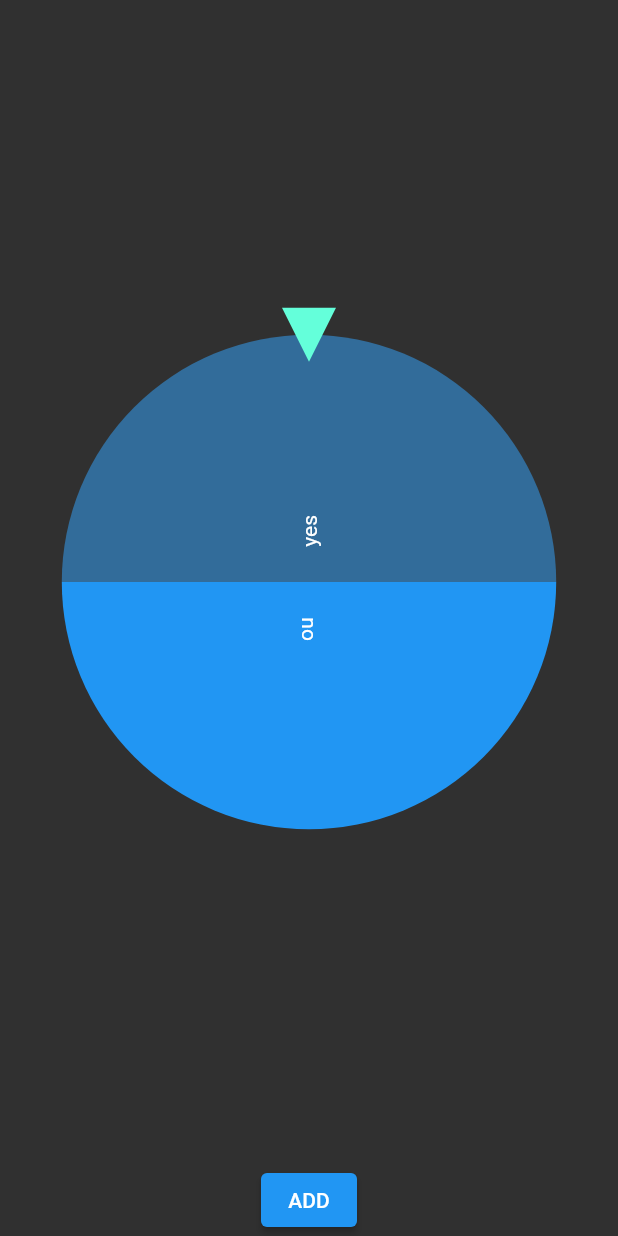
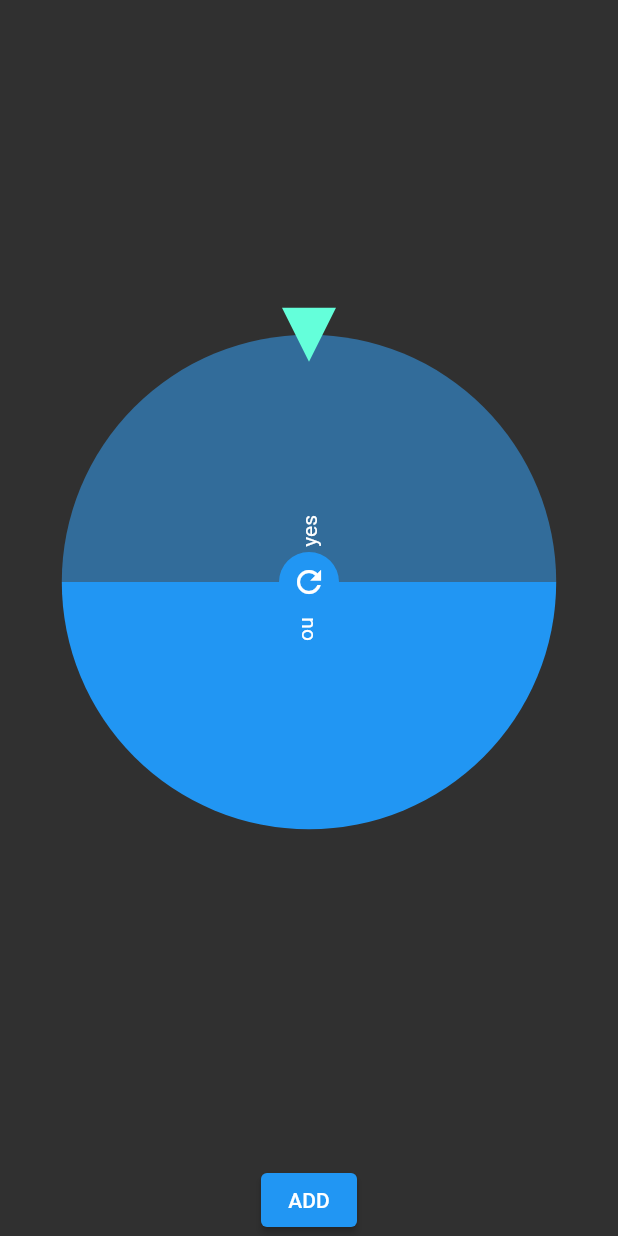
Before and after one commit to Hhanri/HanriFortuneWheel, a Flutter app: the screen it shows after launch, on a phone screen of 412 x 824 dp. Run offline on Flutter 3.47's test engine with Material 2 defaults, Android fonts, the phone set to English and light mode, and no system bars; drawn by our look-alikes of flutter_fortune_wheel; our stand-ins replace flutter_riverpod, riverpod, shared_preferences.

Commit message:
spin button

```diff
--- /dev/null
+++ b/lib/widgets/spin_button_widget.dart
@@ -0,0 +1,24 @@
+import 'package:flutter/material.dart';
+
+class SpinButtonWidget extends StatelessWidget {
+  final VoidCallback onPress;
+  const SpinButtonWidget({
+    Key? key,
+    required this.onPress
+  }) : super(key: key);
+
+  @override
+  Widget build(BuildContext context) {
+    return CircleAvatar(
+      backgroundColor: Colors.blue,
+      child: IconButton(
+        padding: EdgeInsets.zero,
+        onPressed: onPress,
+        icon: const Icon(
+          Icons.refresh,
+          color: Colors.white,
+        ),
+      ),
+    );
+  }
+}
--- a/lib/widgets/wheel_widget.dart
+++ b/lib/widgets/wheel_widget.dart
@@ -5,6 +5,7 @@ import 'package:flutter_fortune_wheel/flutter_fortune_wheel.dart';
 import 'package:flutter_riverpod/flutter_riverpod.dart';
 import 'package:hanri_fortune_wheel/providers/providers.dart';
 import 'package:hanri_fortune_wheel/utils/alert_dialog_utils.dart';
+import 'package:hanri_fortune_wheel/widgets/spin_button_widget.dart';
 
 class WheelWidget extends ConsumerStatefulWidget {
   const WheelWidget({Key? key}) : super(key: key);
@@ -44,7 +45,10 @@ class _WheelWidgetState extends ConsumerState<WheelWidget> {
   @override
   Widget build(BuildContext context) {
     List<String> items = ref.watch(wheelItemsProvider);
-    return FortuneWheel(
+      return Stack(
+        alignment: Alignment.center,
+        children: [
+          FortuneWheel(
           animateFirst: false,
           selected: controller.stream,
           duration: const Duration(milliseconds: 100),
@@ -52,9 +56,16 @@ class _WheelWidgetState extends ConsumerState<WheelWidget> {
           onFling: () {
             spinWheel(items.length);
           },
-      onAnimationEnd: ()  {
+          onAnimationEnd: () {
             ShowAlertDialog.resultAlertDialog(context: context, value: ref.watch(wheelItemsProvider)[value]);
           },
+        ),
+        SpinButtonWidget(
+          onPress:() {
+            spinWheel(items.length);
+          }
+        )
+      ]
     );
   }
 }
```
Lines whose indentation alone changed are shown as unchanged.
